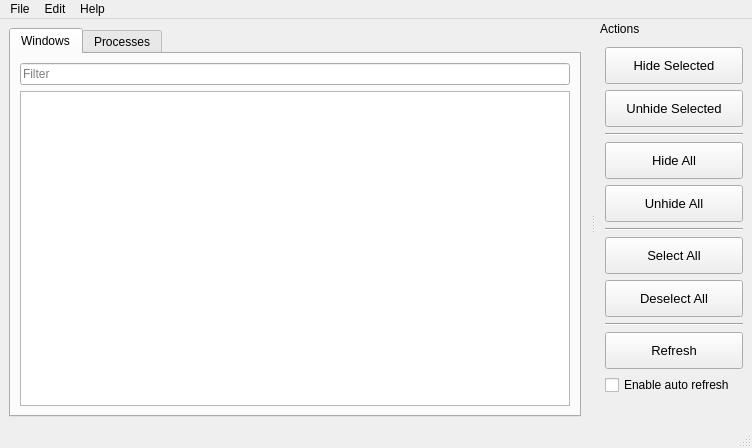
Old version of the form src/mainwindow.ui in the repository k4yt3x/Evanesco.
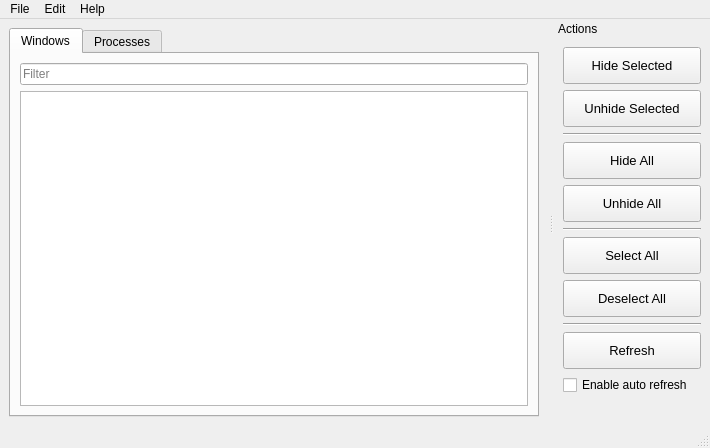
New version of the form. Icons and pictures are not drawn.

Commit message: chore(gui): adjust default window dimensions

The edit to the form file:
```diff
--- a/src/mainwindow.ui
+++ b/src/mainwindow.ui
@@ -6,7 +6,7 @@
    <rect>
     <x>0</x>
     <y>0</y>
-    <width>752</width>
+    <width>710</width>
     <height>448</height>
    </rect>
   </property>
@@ -89,7 +89,7 @@
     <rect>
      <x>0</x>
      <y>0</y>
-     <width>752</width>
+     <width>710</width>
      <height>21</height>
     </rect>
    </property>
```
